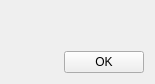
Above: combinatorialprofiler/ui/aboutdialog.ui from ilia-kats/CombinatorialProfiler before the change. Below: the same form after it.
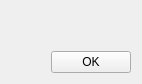
That is the form after the change.

The edit to the form file:
```diff
--- a/combinatorialprofiler/ui/aboutdialog.ui
+++ b/combinatorialprofiler/ui/aboutdialog.ui
@@ -19,15 +19,10 @@
   <property name="windowTitle">
    <string>Form</string>
   </property>
-  <layout class="QHBoxLayout" name="horizontalLayout_2">
-   <property name="sizeConstraint">
-    <enum>QLayout::SetFixedSize</enum>
-   </property>
-   <item>
-    <widget class="QLabel" name="aboutIcon"/>
-   </item>
-   <item>
     <layout class="QVBoxLayout" name="verticalLayout">
+   <property name="sizeConstraint">
+    <enum>QLayout::SetFixedSize</enum>
+   </property>
      <item>
       <widget class="QLabel" name="knoplabLogo">
        <property name="sizePolicy">
@@ -65,8 +60,6 @@
           <string>OK</string>
          </property>
         </widget>
-       </item>
-      </layout>
      </item>
     </layout>
    </item>
```
Lines whose indentation alone changed are shown as unchanged.
